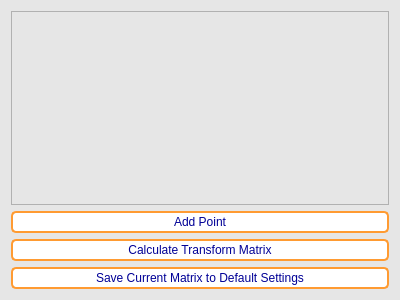
Old version of the form GUI_files/image_control_calibrator.ui in the repository goegilein/Controller.
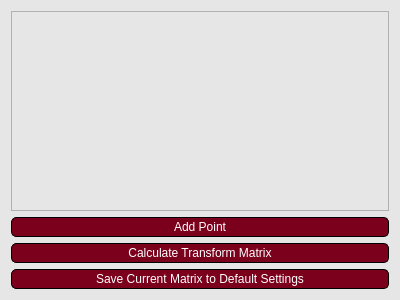
New version of the form.

What changed in the file:
```diff
--- a/GUI_files/image_control_calibrator.ui
+++ b/GUI_files/image_control_calibrator.ui
@@ -16,13 +16,21 @@
   <property name="styleSheet">
    <string notr="true">QWidget{
 background-color: rgb(230,230,230);
+}
 
+QGroupBox{
+color:  rgb(80, 0, 19);  /* Text color */
+font-weight: bold;  /* Bold text */
+}
+
+QLabel{
+color:  rgb(80, 0, 19);;  /* Text color */
 }
 
 QPushButton {
-	background-color: rgb(255,255,255);  /* Background color */
-    color: rgb(0, 0, 150);  /* Text color */
-    border: 2px solid rgb(255,155, 50);  /* Border color */
+	background-color: rgb(122,0,28);  /* Background color */
+	border: 1px solid rgb(0, 0, 0);
+    color: rgb(255, 255, 255);  /* Text color */
     border-radius: 5px;  /* Rounded edges */
 	padding: 2px;
 }
@@ -38,59 +46,51 @@
 	border: 3px solid rgb(205, 85, 0);
 }
 QPushButton:clicked {
-   background-color: rgb(200, 200, 210);  /* Background color when pressed */
-	border:  rgb(205, 85, 0);
+   background-color: rgb(80,0,19);  /* Background color when pressed */
+	border-color:  rgb(0,0, 0);
 }
 
 QPushButton:checked {
-    background-color: rgb(220,120, 15);
-	border: 3px solid rgb(205, 105, 0);
+    background-color: rgb(255,255,255);
+	color:  rgb(80, 0, 19);
+	border: 2px solid rgb(122, 0, 28);
 	font-weight: bold;  /* Bold text */
 }
 
 QPushButton:disabled {
-    background-color: rgb(220,220, 220);
-	border: 3px solid rgb(205, 105, 0);
-	font-weight: bold;  /* Bold text */
+    background-color: rgb(180,180, 180);
+	border: 1px solid rgb(0, 0,0);
 }
 
 QDoubleSpinBox:enabled{
 background-color: rgb(255,255,255);
-color: rgb(0, 0, 150);  /* Text color */
-border: 1px solid rgb(255,255,255);  /* Border color */
-border-radius: 1px;  /* Rounded edges */
+color:  rgb(80, 0, 19);  /* Text color */
+border: 1px solid  rgb(122, 0, 28);  /* Border color */
+border-radius: 5px;  /* Rounded edges */
 padding : 2px;
 }
 QDoubleSpinBox:disabled{
-color: rgb(0, 0, 200);  /* Text color */
+color: rgb(80, 0, 19);  /* Text color */
 border: 1px solid rgb(255,255,255);  /* Border color */
-border-radius: 1px;  /* Rounded edges */
+border-radius: 5px;  /* Rounded edges */
 padding : 2px;
 }
 
 QSpinBox:enabled{
 background-color: rgb(255,255,255);
-color: rgb(0, 0, 150);  /* Text color */
-border: 1px solid rgb(255,255,255);  /* Border color */
-border-radius: 1px;  /* Rounded edges */
+color:  rgb(80, 0, 19);  /* Text color */
+border: 1px solid  rgb(122, 0, 28);  /* Border color */
+border-radius: 5px;  /* Rounded edges */
 padding : 2px;
+
 }
 QSpinBox:disabled{
-color: rgb(0, 0, 200);  /* Text color */
+color: rgb(80, 0, 19);  /* Text color */
 border: 1px solid rgb(255,255,255);  /* Border color */
-border-radius: 1px;  /* Rounded edges */
+border-radius: 5px;  /* Rounded edges */
 padding : 2px;
 }
 
-QGroupBox{
-color: rgb(0, 0, 150);  /* Text color */
-font-weight: bold;  /* Bold text */
-}
-
-QLabel{
-color: rgb(0, 0, 150);  /* Text color */
-}
-
 QPlainTextEdit{
 background-color: rgb(255,255,255);
 border-radius: 5px;  /* Rounded edges */
@@ -98,31 +98,31 @@
 
 QLineEdit:endabled{
 background-color: rgb(255,255,255);
-color: rgb(0, 0, 150);  /* Text color */
-border: 3px solid rgb(255,155,50);  /* Border color */
+color:  rgb(80, 0, 19);  /* Text color */
+border: 1px solid rgb(0,0,0);  /* Border color */
 border-radius: 5px;  /* Rounded edges */
 padding : 2px;
 }
 
 QLineEdit:disabled{
 background-color: rgb(230,230,230);
-color: rgb(0, 0, 150);  /* Text color */
-border: 1px solid rgb(255,255,255);  /* Border color */
+color:  rgb(80, 0, 19);  /* Text color */
+border: 1px solid rgb(0,0,0);  /* Border color */
 border-radius: 5px;  /* Rounded edges */
 padding : 2px;
 }
 
 QComboBox{
-background-color: rgb(220,220,220);
-color: rgb(0, 0, 150);  /* Text color */
-border: 3px solid rgb(255,155,50);  /* Border color */
+background-color: rgb(255,255,255);
+color:  rgb(80, 0, 19);  /* Text color */
+border: 1px solid rgb(0,0,0);  /* Border color */
 border-radius: 5px;  /* Rounded edges */
 padding : 2px;
 }
 
 QTabBar::tab {
-    color: rgb(0, 0, 150); 
-    border: 2px solid rgb(255,155,50);
+    color:  rgb(80, 0, 19); 
+    border: 1px solid rgb(122,0,28);
     padding: 5px;
     border-top-left-radius: 5px;
     border-top-right-radius: 5px;
@@ -130,16 +130,17 @@
 }
 
 QTabBar::tab:selected {
-    color:rgb(0, 0, 150); 
+    color:  rgb(80, 0, 19); 
     background-color: rgb(255, 255, 255); ;
     font-weight: bold;
-	border: 3px solid rgb(235, 135, 30);
+	border: 2px solid rgb(122, 0, 28);
 }
 
 QTabBar::tab:hover {
-    color: rgb(0, 0, 200); /* Slightly lighter orange */
-	background-color: rgb(245, 245, 255); ;
-}</string>
+    color:  rgb(122, 0, 28); /* Slightly lighter orange */
+	background-color: rgb(245, 245, 245); ;
+}
+</string>
   </property>
   <layout class="QGridLayout" name="gridLayout">
    <item row="1" column="0">
```
Left out of the diff: 10 changed lines with no effect on the pictures.
